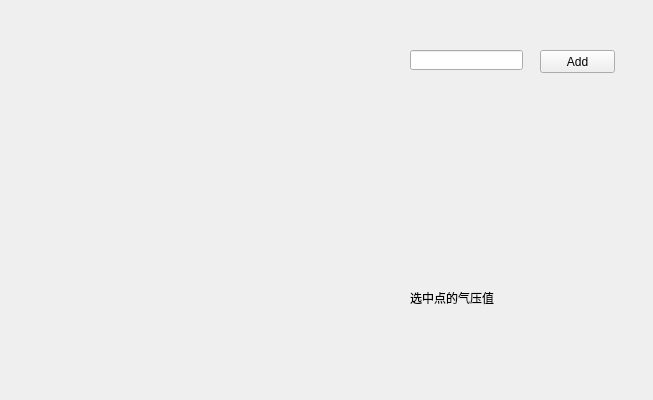
First picture: the form in demo_pressure_QT/demo_pressure/canvas.ui, repository AprilWong/king-of-the-wind, before the edit.
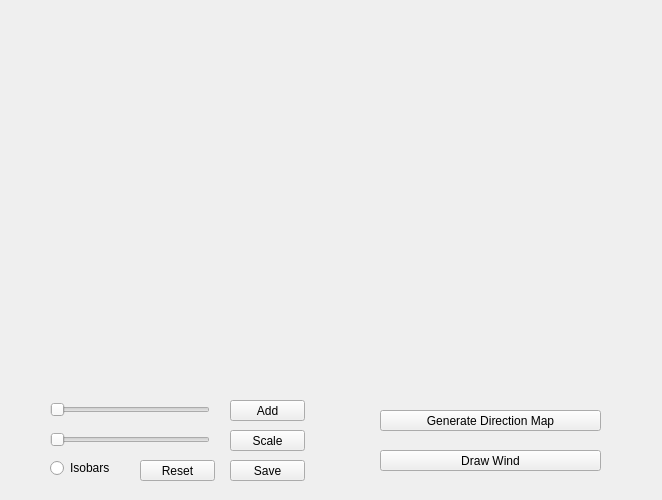
Second picture: the form after the edit.

Commit message: draw wind

```diff
--- a/demo_pressure_QT/demo_pressure/canvas.ui
+++ b/demo_pressure_QT/demo_pressure/canvas.ui
@@ -6,73 +6,160 @@
    <rect>
     <x>0</x>
     <y>0</y>
-    <width>653</width>
-    <height>400</height>
+    <width>662</width>
+    <height>500</height>
    </rect>
   </property>
   <property name="windowTitle">
    <string>Canvas</string>
   </property>
-  <widget class="QWidget" name="TextureMap" native="true">
-   <property name="geometry">
-    <rect>
-     <x>50</x>
-     <y>50</y>
-     <width>256</width>
-     <height>256</height>
-    </rect>
-   </property>
-   <property name="mouseTracking">
-    <bool>false</bool>
-   </property>
-  </widget>
-  <widget class="QLineEdit" name="PressureValue">
-   <property name="geometry">
-    <rect>
-     <x>410</x>
-     <y>50</y>
-     <width>113</width>
-     <height>20</height>
-    </rect>
-   </property>
-  </widget>
   <widget class="QPushButton" name="Add">
    <property name="geometry">
     <rect>
-     <x>540</x>
-     <y>50</y>
+     <x>230</x>
+     <y>400</y>
      <width>75</width>
-     <height>23</height>
+     <height>21</height>
     </rect>
    </property>
    <property name="text">
     <string>Add</string>
    </property>
   </widget>
-  <widget class="QLabel" name="label">
+  <widget class="QSlider" name="PressureValue">
    <property name="geometry">
     <rect>
-     <x>410</x>
-     <y>290</y>
-     <width>91</width>
+     <x>50</x>
+     <y>400</y>
+     <width>160</width>
+     <height>19</height>
+    </rect>
+   </property>
+   <property name="orientation">
+    <enum>Qt::Horizontal</enum>
+   </property>
+  </widget>
+  <widget class="QLabel" name="PressureMap">
+   <property name="geometry">
+    <rect>
+     <x>50</x>
+     <y>50</y>
+     <width>256</width>
+     <height>256</height>
+    </rect>
+   </property>
+   <property name="text">
+    <string/>
+   </property>
+   <property name="alignment">
+    <set>Qt::AlignLeading|Qt::AlignLeft|Qt::AlignTop</set>
+   </property>
+  </widget>
+  <widget class="QRadioButton" name="Isobars">
+   <property name="geometry">
+    <rect>
+     <x>50</x>
+     <y>460</y>
+     <width>89</width>
      <height>16</height>
     </rect>
    </property>
    <property name="text">
-    <string>选中点的气压值</string>
+    <string>Isobars</string>
    </property>
   </widget>
-  <widget class="QLabel" name="PressureShow">
+  <widget class="QSlider" name="ScaleValue">
    <property name="geometry">
     <rect>
-     <x>420</x>
-     <y>290</y>
-     <width>54</width>
-     <height>12</height>
+     <x>50</x>
+     <y>430</y>
+     <width>160</width>
+     <height>19</height>
+    </rect>
+   </property>
+   <property name="orientation">
+    <enum>Qt::Horizontal</enum>
+   </property>
+  </widget>
+  <widget class="QPushButton" name="DistanceScale">
+   <property name="geometry">
+    <rect>
+     <x>230</x>
+     <y>430</y>
+     <width>75</width>
+     <height>21</height>
+    </rect>
+   </property>
+   <property name="text">
+    <string>Scale</string>
+   </property>
+  </widget>
+  <widget class="QLabel" name="DirectionMap">
+   <property name="geometry">
+    <rect>
+     <x>356</x>
+     <y>50</y>
+     <width>256</width>
+     <height>256</height>
     </rect>
    </property>
    <property name="text">
     <string/>
+   </property>
+   <property name="alignment">
+    <set>Qt::AlignLeading|Qt::AlignLeft|Qt::AlignTop</set>
+   </property>
+  </widget>
+  <widget class="QPushButton" name="DrawDirection">
+   <property name="geometry">
+    <rect>
+     <x>380</x>
+     <y>410</y>
+     <width>221</width>
+     <height>21</height>
+    </rect>
+   </property>
+   <property name="text">
+    <string>Generate Direction Map</string>
+   </property>
+  </widget>
+  <widget class="QPushButton" name="DrawWind">
+   <property name="geometry">
+    <rect>
+     <x>380</x>
+     <y>450</y>
+     <width>221</width>
+     <height>21</height>
+    </rect>
+   </property>
+   <property name="text">
+    <string>Draw Wind</string>
+   </property>
+  </widget>
+  <widget class="QPushButton" name="Reset">
+   <property name="geometry">
+    <rect>
+     <x>140</x>
+     <y>460</y>
+     <width>75</width>
+     <height>21</height>
+    </rect>
+   </property>
+   <property name="text">
+    <string>Reset</string>
+   </property>
+  </widget>
+  <widget class="QPushButton" name="Save">
+   <property name="geometry">
+    <rect>
+     <x>230</x>
+     <y>460</y>
+     <width>75</width>
+     <height>21</height>
+    </rect>
+   </property>
+   <property name="text">
+    <string>Save</string>
    </property>
   </widget>
  </widget>
```
The commit also changes 12 other files.
